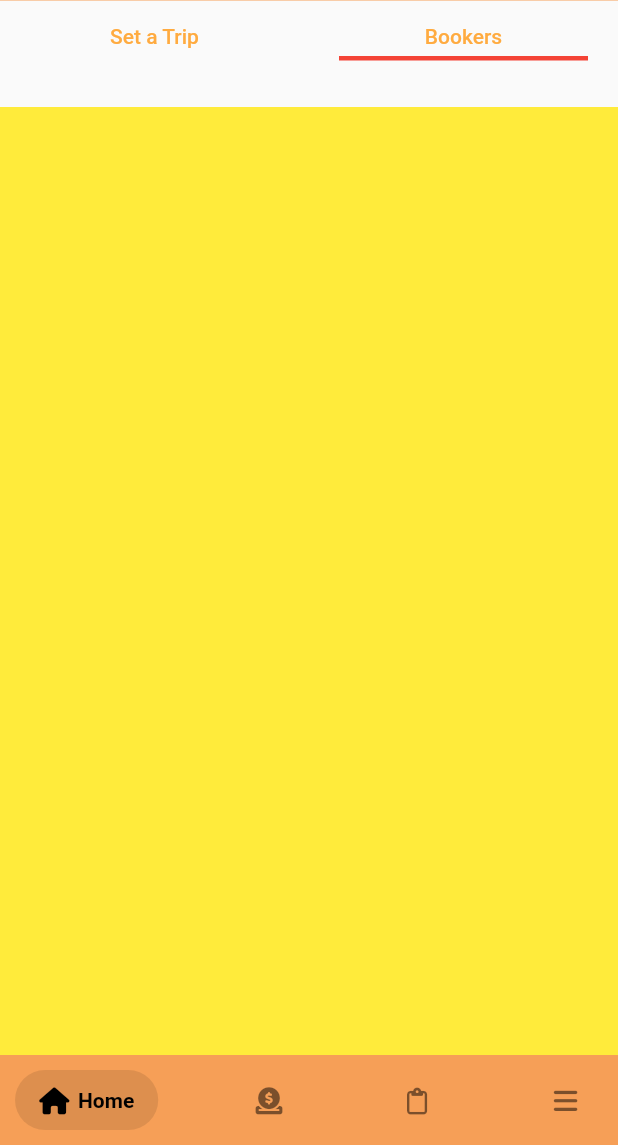
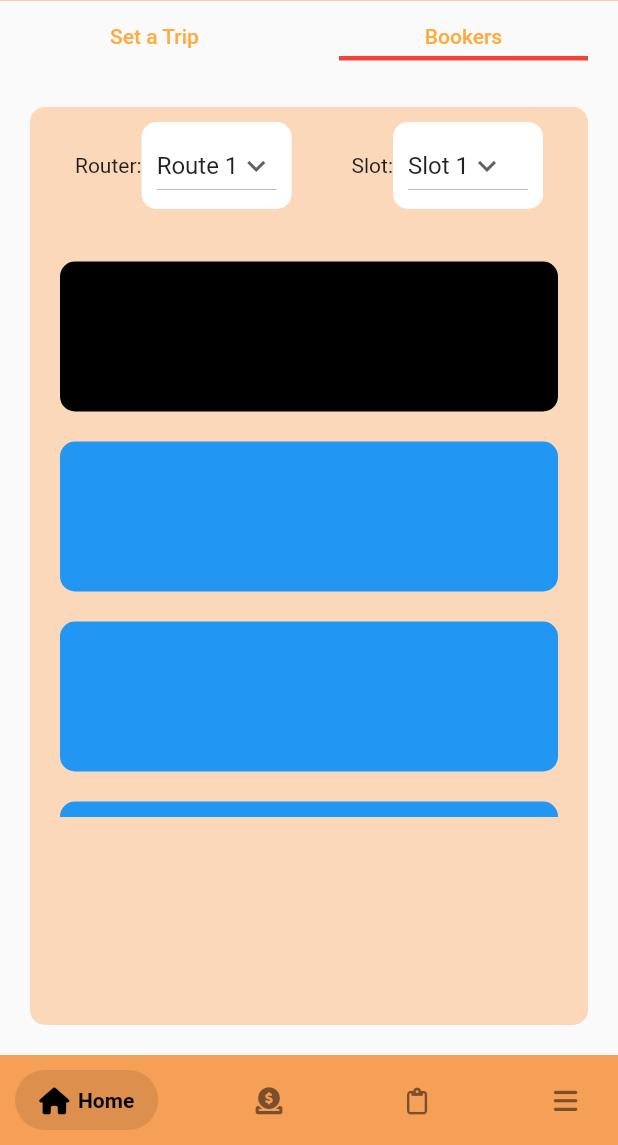
Before and after one commit to Reko-vynt/bikeke_mobile, a Flutter app: the PlanScreen screen opened directly, tab 2 chosen, on a phone screen of 412 x 824 dp, the part 91-1236 px from its top. Run offline on Flutter 3.47's test engine with Material 2 defaults, Android fonts, the phone set to English and light mode, and no system bars; drawn by our look-alikes of salomon_bottom_bar; our stand-ins replace bloc, dio, firebase_core, firebase_storage, flutter_bloc, font_awesome_flutter and 3 more; missing offline and left inert: dart:ffi, mapbox_gl; accounts and stored records are empty; network calls fail.

```diff
--- a/lib/design/app_color.dart
+++ b/lib/design/app_color.dart
@@ -8,4 +8,8 @@ class AppColor {
   Color textColor() {
     return const Color(0xFF884B18);
   }
+
+  Color secondBackgroudColor() {
+    return const Color(0xFFFCD8BB);
+  }
 }
--- a/lib/helpers/mapbox_handler.dart
+++ b/lib/helpers/mapbox_handler.dart
@@ -1,5 +1,3 @@
-import 'dart:convert';
-
 import 'package:bikeke_app/network/requests/mapbox_directions.dart';
 import 'package:mapbox_gl/mapbox_gl.dart';
 
--- a/lib/layout/plan_screen.dart
+++ b/lib/layout/plan_screen.dart
@@ -1,5 +1,6 @@
 import 'dart:ffi';
 
+import 'package:bikeke_app/layout/widget/bookers.dart';
 import 'package:bikeke_app/layout/widget/set_trip.dart';
 import 'package:flutter/material.dart';
 import 'package:bikeke_app/layout/widget/bottom_nav_driver.dart';
@@ -68,13 +69,9 @@ class _PlanScreenState extends State<PlanScreen> with TickerProviderStateMixin {
           ),
         ),
         Container(
-          margin: EdgeInsets.only(top: 132),
-          child: TabBarView(controller: _tabController, children: [
-            SetTrip(),
-            Container(
-              color: Colors.yellow,
-            )
-          ]),
+          margin: EdgeInsets.only(top: 112),
+          child: TabBarView(
+              controller: _tabController, children: [SetTrip(), Booker()]),
         )
       ]),
       bottomNavigationBar: BottomNavBarDriver(),
--- /dev/null
+++ b/lib/layout/widget/bookers.dart
@@ -0,0 +1,172 @@
+import 'package:bikeke_app/design/app_color.dart';
+import 'package:flutter/material.dart';
+
+class Booker extends StatefulWidget {
+  const Booker({super.key});
+
+  @override
+  State<Booker> createState() => _BookerState();
+}
+
+class _BookerState extends State<Booker> with AutomaticKeepAliveClientMixin {
+  String dropdownslot = 'Slot 1';
+  String dropdownroute = 'Route 1';
+
+  // List of items in our dropdown menu
+  final slots = [
+    'Slot 1',
+    'Slot 2',
+    'Slot 3',
+    'Slot 4',
+    'Slot 5',
+  ];
+  final router = [
+    'Route 1',
+    'Route 2',
+  ];
+
+  @override
+  Widget build(BuildContext context) {
+    double width = MediaQuery.of(context).size.width;
+    double height = MediaQuery.of(context).size.height;
+    return Container(
+      decoration: BoxDecoration(
+          color: AppColor().secondBackgroudColor(),
+          borderRadius: BorderRadius.circular(10)),
+      margin: EdgeInsets.all(20),
+      padding: EdgeInsets.all(10),
+      width: width * 0.8,
+      child: Column(mainAxisAlignment: MainAxisAlignment.start, children: [
+        Row(
+          mainAxisAlignment: MainAxisAlignment.spaceAround,
+          children: [
+            Row(
+              children: [
+                Text("Router:"),
+                Container(
+                  width: 100,
+                  padding: EdgeInsets.symmetric(horizontal: 10, vertical: 5),
+                  decoration: BoxDecoration(
+                      color: Colors.white,
+                      borderRadius: BorderRadius.circular(10)),
+                  child: DropdownButton(
+                    // Initial Value
+
+                    borderRadius: BorderRadius.all(Radius.circular(10)),
+                    value: dropdownroute,
+
+                    // Down Arrow Icon
+                    icon: const Icon(Icons.keyboard_arrow_down),
+
+                    // Array list of items
+                    items: router.map((String items) {
+                      return DropdownMenuItem(
+                        value: items,
+                        child: Text(items),
+                      );
+                    }).toList(),
+                    // After selecting the desired option,it will
+                    // change button value to selected value
+                    onChanged: (String? newValue) {
+                      setState(() {
+                        dropdownroute = newValue!;
+                      });
+                    },
+                  ),
+                ),
+              ],
+            ),
+            Row(
+              mainAxisAlignment: MainAxisAlignment.start,
+              children: [
+                Text("Slot:"),
+                Container(
+                  width: 100,
+                  padding: EdgeInsets.symmetric(horizontal: 10, vertical: 5),
+                  decoration: BoxDecoration(
+                      color: Colors.white,
+                      borderRadius: BorderRadius.circular(10)),
+                  child: DropdownButton(
+                    // Initial Value
+
+                    borderRadius: BorderRadius.all(Radius.circular(10)),
+                    value: dropdownslot,
+
+                    // Down Arrow Icon
+                    icon: const Icon(Icons.keyboard_arrow_down),
+
+                    // Array list of items
+                    items: slots.map((String items) {
+                      return DropdownMenuItem(
+                        value: items,
+                        child: Text(items),
+                      );
+                    }).toList(),
+                    // After selecting the desired option,it will
+                    // change button value to selected value
+                    onChanged: (String? newValue) {
+                      setState(() {
+                        dropdownslot = newValue!;
+                      });
+                    },
+                  ),
+                ),
+              ],
+            ),
+          ],
+        ),
+        Container(
+          margin: EdgeInsets.only(top: 5),
+          child: Column(
+            children: <Widget>[
+              SizedBox(
+                height: 400,
+                child: ListView(padding: EdgeInsets.all(10), children: <Widget>[
+                  Container(
+                    margin: EdgeInsets.only(top: 20),
+                    height: 100,
+                    decoration: BoxDecoration(
+                        color: Colors.black,
+                        borderRadius: BorderRadius.circular(10)),
+                  ),
+                  Container(
+                    margin: EdgeInsets.only(top: 20),
+                    height: 100,
+                    decoration: BoxDecoration(
+                        color: Colors.blue,
+                        borderRadius: BorderRadius.circular(10)),
+                  ),
+                  Container(
+                    margin: EdgeInsets.only(top: 20),
+                    height: 100,
+                    decoration: BoxDecoration(
+                        color: Colors.blue,
+                        borderRadius: BorderRadius.circular(10)),
+                  ),
+                  Container(
+                    margin: EdgeInsets.only(top: 20),
+                    height: 100,
+                    decoration: BoxDecoration(
+                        color: Colors.blue,
+                        borderRadius: BorderRadius.circular(10)),
+                  ),
+                  Container(
+                    margin: EdgeInsets.only(top: 20),
+                    height: 100,
+                    decoration: BoxDecoration(
+                        color: Colors.blue,
+                        borderRadius: BorderRadius.circular(10)),
+                  ),
+                ]),
+              ),
+            ],
+          ),
+        )
+      ]),
+    );
+  }
+
+  @override
+  // TODO: implement wantKeepAlive
+  bool get wantKeepAlive => true;
+}
--- a/lib/layout/widget/location.dart
+++ b/lib/layout/widget/location.dart
@@ -45,8 +45,8 @@ class _SplashState extends State<MyLocation> {
     sharedPreferences.setDouble('latitude', _locationData.latitude!);
     sharedPreferences.setDouble('longitude', _locationData.longitude!);
 
-    Navigator.pushAndRemoveUntil(context,
-        MaterialPageRoute(builder: (_) => const Home()), (route) => false);
+    // Navigator.pushAndRemoveUntil(context,
+    //     MaterialPageRoute(builder: (_) => const Home()), (route) => false);
   }
 
   @override
--- a/lib/network/requests/mapbox_directions.dart
+++ b/lib/network/requests/mapbox_directions.dart
@@ -1,12 +1,11 @@
 import 'package:bikeke_app/helpers/dio_exceptions.dart';
 import 'package:dio/dio.dart';
 import 'package:flutter/cupertino.dart';
-import 'package:flutter_dotenv/flutter_dotenv.dart';
 import 'package:mapbox_gl/mapbox_gl.dart';
 
 String baseUrl = 'https://api.mapbox.com/directions/v5/mapbox';
-String accessToken = dotenv.env[
-    'sk.eyJ1IjoiYmlrZWtlYXBwIiwiYSI6ImNsOWQ0enUzaTA1dGEzb2w5cHBnd2g2cTUifQ.bvZzCcgCbJ3w_dfddXw7zg']!;
+String accessToken =
+    'sk.eyJ1IjoiYmlrZWtlYXBwIiwiYSI6ImNsOXhkM2hpbjA5Zjgzb3BudTRzenE4cmgifQ.uxW9g_kHepSWSnZ3NA7qTw';
 String navType = 'driving';
 
 Dio _dio = Dio();
```
Also changed, not shown: lib/helpers/app_constants.dart (deleted, +0 -20 lines), lib/layout/home_driver.dart (+1 -28 lines), lib/layout/map_driver.dart (+99 -56 lines), lib/layout/widget/set_trip.dart (+60 -27 lines), pubspec.yaml (+6 -1 lines), pubspec.lock, 8 other files.
